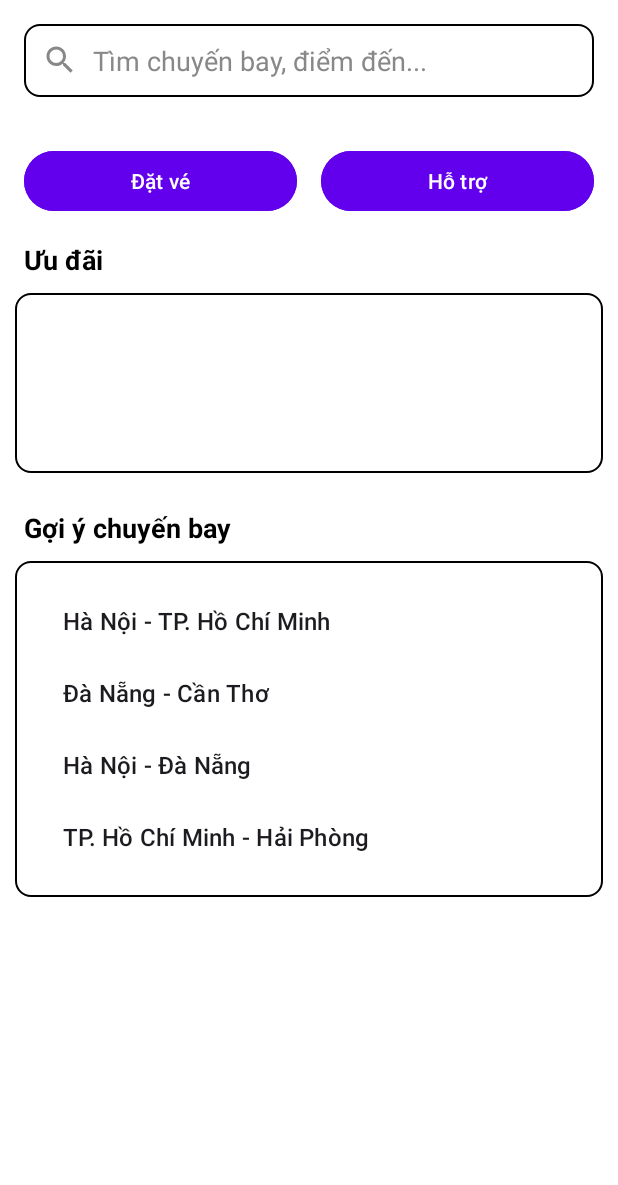
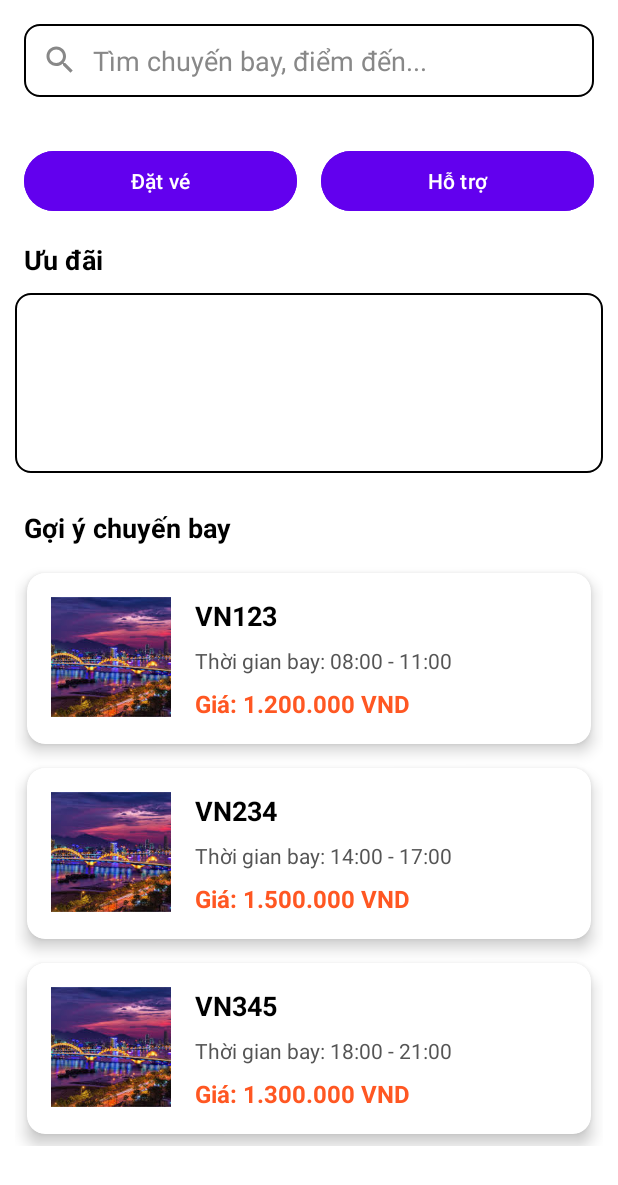
Before and after one commit to congnguyen2005/FlightBookingSystem, an Android app: the MainActivity screen opened directly, with no data from a screen before it, on a phone screen of 412 x 824 dp. Shown: the top 1185 px of the screen. Run offline under Robolectric (Android 15) with nearby library versions, the phone set to English and light mode, and no system bars.

Commit message:
Nguyen update

```diff
--- /dev/null
+++ b/app/src/main/java/com/example/flightbookingsystem/Adapter/GoiYMainAdapter.java
@@ -0,0 +1,61 @@
+package com.example.flightbookingsystem.Adapter;
+
+import android.view.LayoutInflater;
+import android.view.View;
+import android.view.ViewGroup;
+import android.widget.ImageView;
+import android.widget.TextView;
+
+import androidx.annotation.NonNull;
+import androidx.recyclerview.widget.RecyclerView;
+
+import com.example.flightbookingsystem.R;
+import com.example.flightbookingsystem.model.GoiYMain;
+
+import java.util.List;
+
+public class GoiYMainAdapter extends RecyclerView.Adapter<GoiYMainAdapter.GoiYMainViewHolder> {
+
+    private List<GoiYMain> goiYList;
+
+    public GoiYMainAdapter(List<GoiYMain> goiYList) {
+        this.goiYList = goiYList;
+    }
+
+    @NonNull
+    @Override
+    public GoiYMainViewHolder onCreateViewHolder(@NonNull ViewGroup parent, int viewType) {
+        View view = LayoutInflater.from(parent.getContext())
+                .inflate(R.layout.item_goiy_flight, parent, false);
+        return new GoiYMainViewHolder(view);
+    }
+
+    @Override
+    public void onBindViewHolder(@NonNull GoiYMainViewHolder holder, int position) {
+        GoiYMain goiY = goiYList.get(position);
+        holder.tvFlightName.setText(goiY.getFlightName());
+        holder.tvFlightDetails.setText("Thời gian bay: " + goiY.getFlightTime());
+        holder.tvFlightPrice.setText("Giá: " + goiY.getFlightPrice());
+
+        // Đặt hình ảnh tĩnh hoặc tùy chỉnh tải hình ảnh từ URL
+        holder.ivFlightImage.setImageResource(R.drawable.anh); // Đổi theo nhu cầu
+    }
+
+    @Override
+    public int getItemCount() {
+        return goiYList != null ? goiYList.size() : 0;
+    }
+
+    public static class GoiYMainViewHolder extends RecyclerView.ViewHolder {
+        TextView tvFlightName, tvFlightDetails, tvFlightPrice;
+        ImageView ivFlightImage;
+
+        public GoiYMainViewHolder(@NonNull View itemView) {
+            super(itemView);
+            tvFlightName = itemView.findViewById(R.id.tv_flight_name);
+            tvFlightDetails = itemView.findViewById(R.id.tv_flight_details);
+            tvFlightPrice = itemView.findViewById(R.id.tv_flight_price);
+            ivFlightImage = itemView.findViewById(R.id.iv_flight_image);
+        }
+    }
+}
--- a/app/src/main/java/com/example/flightbookingsystem/MainActivity.java
+++ b/app/src/main/java/com/example/flightbookingsystem/MainActivity.java
@@ -1,8 +1,12 @@
 package com.example.flightbookingsystem;
+
+import static androidx.core.content.ContextCompat.startActivity;
 
 import android.content.Intent;
 import android.os.Bundle;
+import android.text.TextUtils;
 import android.view.View;
+import android.view.inputmethod.EditorInfo;
 import android.widget.Button;
 import android.widget.EditText;
 import android.widget.ImageView;
@@ -13,7 +17,8 @@ import androidx.appcompat.app.AppCompatActivity;
 import androidx.recyclerview.widget.LinearLayoutManager;
 import androidx.recyclerview.widget.RecyclerView;
 
-import com.example.flightbookingsystem.Adapter.FlightAdapter;
+import com.example.flightbookingsystem.Adapter.GoiYMainAdapter;
+import com.example.flightbookingsystem.model.GoiYMain;
 
 import java.util.ArrayList;
 import java.util.List;
@@ -24,7 +29,9 @@ public class MainActivity extends AppCompatActivity {
     private Button btnBookFlight, btnCustomerSupport;
     private TextView tvDiscounts, tvSuggestions;
     private ImageView bannerDiscount;
-    private RecyclerView recyclerSuggestions;
+    private RecyclerView recyclerView;
+    private GoiYMainAdapter goiYMainAdapter;
+    private List<GoiYMain> goiYList;
 
     @Override
     protected void onCreate(Bundle savedInstanceState) {
@@ -38,40 +45,53 @@ public class MainActivity extends AppCompatActivity {
         tvDiscounts = findViewById(R.id.ud);
         tvSuggestions = findViewById(R.id.gycb);
         bannerDiscount = findViewById(R.id.banner_discount);
-        recyclerSuggestions = findViewById(R.id.recycler_suggestions);
 
-        // Cấu hình RecyclerView
-        setupRecyclerView();
+        // Khởi tạo RecyclerView
+        recyclerView = findViewById(R.id.flight_suggestions_recycler);
+        recyclerView.setLayoutManager(new LinearLayoutManager(this));
+
+        // Tạo danh sách gợi ý chuyến bay
+        goiYList = new ArrayList<>();
+        goiYList.add(new GoiYMain("VN123", "08:00 - 11:00", "1.200.000 VND"));
+        goiYList.add(new GoiYMain("VN234", "14:00 - 17:00", "1.500.000 VND"));
+        goiYList.add(new GoiYMain("VN345", "18:00 - 21:00", "1.300.000 VND"));
+
+        // Gắn Adapter vào RecyclerView
+        goiYMainAdapter = new GoiYMainAdapter(goiYList);
+        recyclerView.setAdapter(goiYMainAdapter);
 
         // Thêm sự kiện cho các nút
         btnBookFlight.setOnClickListener(view -> {
-            // Chuyển sang màn hình Đặt vé
+            // Chuyển sang màn hình đặt vé
             Intent intent = new Intent(MainActivity.this, Datve.class);
             startActivity(intent);
         });
 
-        btnBookFlight.setOnClickListener(view -> {
-            // Chuyển sang màn hình ho tro khach hang
+        btnCustomerSupport.setOnClickListener(view -> {
+            // Chuyển sang màn hình hỗ trợ khách hàng
             Intent intent = new Intent(MainActivity.this, SupportActivity.class);
             startActivity(intent);
         });
 
-        // Sự kiện tìm kiếm
-        searchBar.setOnClickListener(view ->
-                Toast.makeText(MainActivity.this, "Nhập từ khóa tìm kiếm!", Toast.LENGTH_SHORT).show());
-    }
+        // Thêm sự kiện khi nhấn vào searchBar
+        searchBar.setOnClickListener(view -> {
+            // Thông báo cho người dùng khi nhấn vào search bar
+            Toast.makeText(MainActivity.this, "Nhập từ khóa tìm kiếm!", Toast.LENGTH_SHORT).show();
+        });
 
-    private void setupRecyclerView() {
-        // Danh sách gợi ý giả lập
-        List<String> flightSuggestions = new ArrayList<>();
-        flightSuggestions.add("Hà Nội - TP. Hồ Chí Minh");
-        flightSuggestions.add("Đà Nẵng - Cần Thơ");
-        flightSuggestions.add("Hà Nội - Đà Nẵng");
-        flightSuggestions.add("TP. Hồ Chí Minh - Hải Phòng");
-
-        // Adapter và LayoutManager cho RecyclerView
-        recyclerSuggestions.setLayoutManager(new LinearLayoutManager(this));
-        FlightAdapter adapter = new FlightAdapter(flightSuggestions);
-        recyclerSuggestions.setAdapter(adapter);
+        // Thêm sự kiện khi nhấn "Enter" trong search bar
+        searchBar.setOnEditorActionListener((v, actionId, event) -> {
+            if (actionId == EditorInfo.IME_ACTION_SEARCH) {
+                String query = searchBar.getText().toString().trim();
+                if (TextUtils.isEmpty(query)) {
+                    Toast.makeText(MainActivity.this, "Vui lòng nhập từ khóa tìm kiếm!", Toast.LENGTH_SHORT).show();
+                } else {
+                    // Xử lý tìm kiếm ở đây (có thể lọc danh sách chuyến bay)
+                    Toast.makeText(MainActivity.this, "Đang tìm kiếm: " + query, Toast.LENGTH_SHORT).show();
+                }
+                return true;
+            }
+            return false;
+        });
     }
 }
--- a/app/src/main/java/com/example/flightbookingsystem/RegisterActivity.java
+++ b/app/src/main/java/com/example/flightbookingsystem/RegisterActivity.java
@@ -76,7 +76,6 @@ public class RegisterActivity extends AppCompatActivity {
                     int touchX = (int) event.getX();
                     int drawableWidth = edtPassword.getCompoundDrawables()[2].getBounds().width(); // Lấy độ rộng của drawableEnd
                     if (touchX >= edtPassword.getWidth() - drawableWidth) {
-                        // Nếu chạm vào icon mắt, thay đổi inputType để hiển thị/ẩn mật khẩu
                         if (edtPassword.getInputType() == InputType.TYPE_TEXT_VARIATION_PASSWORD) {
                             edtPassword.setInputType(InputType.TYPE_TEXT_VARIATION_VISIBLE_PASSWORD); // Hiển thị mật khẩu
                             edtPassword.setCompoundDrawablesWithIntrinsicBounds(passwordIconStart, null, eyeIcon, null); // Giữ icon start, thay đổi icon mắt
--- a/app/src/main/java/com/example/flightbookingsystem/SlashActivity.java
+++ b/app/src/main/java/com/example/flightbookingsystem/SlashActivity.java
@@ -35,7 +35,6 @@ public class SlashActivity extends AppCompatActivity {
         new Handler().postDelayed(new Runnable() {
             @Override
             public void run() {
-                // Sau 5 giây chuyển sang MainActivity
                 Intent intent = new Intent(SlashActivity.this, LoginActivity.class);
                 startActivity(intent);
                 finish();
--- a/app/src/main/java/com/example/flightbookingsystem/ViewFlightInformationActivity.java
+++ b/app/src/main/java/com/example/flightbookingsystem/ViewFlightInformationActivity.java
@@ -8,6 +8,8 @@ import android.widget.ImageView;
 import android.widget.TextView;
 
 import androidx.appcompat.app.AppCompatActivity;
+
+import com.example.flightbookingsystem.Fragnment.GoiYFragment;
 
 public class ViewFlightInformationActivity extends AppCompatActivity {
     private TextView tvLocation, tvAllFlights, tvFlightNumber, tvAirlineName, tvFlightDate, tvDepartureTime, tvArrivalTime,
@@ -44,7 +46,7 @@ public class ViewFlightInformationActivity extends AppCompatActivity {
         btnSelect.setOnClickListener(new View.OnClickListener() {
             @Override
             public void onClick(View v) {
-                Intent intent = new Intent(ViewFlightInformationActivity.this, FlightSuggestionsActivity.class);
+                Intent intent = new Intent(ViewFlightInformationActivity.this, GoiYFragment.class);
                 startActivity(intent);
                 finish();
             }
--- /dev/null
+++ b/app/src/main/java/com/example/flightbookingsystem/model/GoiYMain.java
@@ -0,0 +1,25 @@
+package com.example.flightbookingsystem.model;
+
+public class GoiYMain {
+    private String flightName;
+    private String flightTime;
+    private String flightPrice;
+
+    public GoiYMain(String flightName, String flightTime, String flightPrice) {
+        this.flightName = flightName;
+        this.flightTime = flightTime;
+        this.flightPrice = flightPrice;
+    }
+
+    public String getFlightName() {
+        return flightName;
+    }
+
+    public String getFlightTime() {
+        return flightTime;
+    }
+
+    public String getFlightPrice() {
+        return flightPrice;
+    }
+}
--- a/app/src/main/res/layout/activity_main.xml
+++ b/app/src/main/res/layout/activity_main.xml
@@ -1,4 +1,3 @@
-<?xml version="1.0" encoding="utf-8"?>
 <RelativeLayout xmlns:android="http://schemas.android.com/apk/res/android"
     xmlns:tools="http://schemas.android.com/tools"
     android:layout_width="match_parent"
@@ -21,8 +20,7 @@
         android:textColor="#000000"
         android:textColorHint="#888888"
         android:drawableTint="#888888" />
-
-    <!-- Nút chuyển hướng đến các trang chính -->
+        <!-- Nút chuyển hướng đến các trang chính -->
     <LinearLayout
         android:id="@+id/layout_buttons"
         android:layout_below="@id/search_bar"
@@ -33,15 +31,12 @@
         android:paddingHorizontal="16dp"
         android:gravity="center">
 
-        <!-- Nút Đặt vé máy bay -->
         <Button
             android:id="@+id/btn_book_flight"
             android:layout_width="0dp"
             android:layout_weight="1"
             android:layout_height="wrap_content"
             android:text="Đặt vé"
-            android:gravity="center"
-            android:drawablePadding="8dp"
             android:textColor="#FFFFFF"
             android:backgroundTint="#FF6200EE" />
 
@@ -51,8 +46,6 @@
             android:layout_weight="1"
             android:layout_height="wrap_content"
             android:text="Hỗ trợ"
-            android:gravity="center"
-            android:drawablePadding="8dp"
             android:textColor="#FFFFFF"
             android:backgroundTint="#FF6200EE"
             android:layout_marginStart="16dp" />
@@ -60,8 +53,8 @@
 
     <!-- Mục Ưu đãi -->
     <TextView
+        android:id="@+id/ud"
         android:layout_below="@id/layout_buttons"
-        android:id="@+id/ud"
         android:layout_marginTop="16dp"
         android:layout_marginStart="16dp"
         android:layout_width="wrap_content"
@@ -84,8 +77,8 @@
 
     <!-- Gợi ý chuyến bay -->
     <TextView
+        android:id="@+id/gycb"
         android:layout_below="@id/banner_discount"
-        android:id="@+id/gycb"
         android:layout_marginTop="24dp"
         android:layout_marginStart="16dp"
         android:layout_width="wrap_content"
@@ -95,16 +88,12 @@
         android:textColor="#000000"
         android:textStyle="bold" />
 
-    <!-- Danh sách gợi ý chuyến bay (dạng RecyclerView) -->
     <androidx.recyclerview.widget.RecyclerView
-        android:id="@+id/recycler_suggestions"
+        android:id="@+id/flight_suggestions_recycler"
         android:layout_below="@id/gycb"
         android:layout_marginTop="10dp"
         android:layout_width="match_parent"
         android:layout_height="wrap_content"
-        android:padding="16dp"
-        android:clipToPadding="false"
-        android:background="@drawable/khung"
         android:layout_margin="10dp" />
 
 </RelativeLayout>
--- a/app/src/main/res/layout/activity_slash.xml
+++ b/app/src/main/res/layout/activity_slash.xml
@@ -21,15 +21,17 @@
         android:shadowDx="2"
         android:shadowDy="2"
         android:shadowRadius="4"
-        android:text="WELCOME"
+        android:text="@string/welcome_text"
         android:textSize="32sp"
         android:textStyle="bold" />
 
+    <!-- GIF ImageView -->
     <ImageView
         android:id="@+id/gifImageView"
         android:layout_width="match_parent"
         android:layout_height="300dp"
         android:layout_marginTop="20dp"
         android:adjustViewBounds="true"
-        android:scaleType="centerCrop" />
+        android:scaleType="centerCrop"
+        android:contentDescription="@string/gif_content_description" />
 </LinearLayout>
--- /dev/null
+++ b/app/src/main/res/layout/item_goiy_flight.xml
@@ -0,0 +1,63 @@
+<?xml version="1.0" encoding="utf-8"?>
+<androidx.cardview.widget.CardView
+    xmlns:android="http://schemas.android.com/apk/res/android"
+    xmlns:app="http://schemas.android.com/apk/res-auto"
+    android:layout_width="match_parent"
+    android:layout_height="wrap_content"
+    android:layout_margin="8dp"
+    app:cardCornerRadius="12dp"
+    app:cardElevation="6dp">
+
+    <LinearLayout
+        android:layout_width="match_parent"
+        android:layout_height="wrap_content"
+        android:orientation="horizontal"
+        android:padding="16dp">
+
+        <!-- Hình ảnh chuyến bay -->
+        <ImageView
+            android:id="@+id/iv_flight_image"
+            android:layout_width="80dp"
+            android:layout_height="80dp"
+            android:src="@drawable/anh"
+            android:scaleType="centerCrop"
+            android:layout_marginEnd="16dp"
+            android:contentDescription="Ảnh minh họa chuyến bay" />
+
+        <!-- Thông tin chuyến bay -->
+        <LinearLayout
+            android:layout_width="0dp"
+            android:layout_height="wrap_content"
+            android:layout_weight="1"
+            android:orientation="vertical">
+
+            <TextView
+                android:id="@+id/tv_flight_name"
+                android:layout_width="wrap_content"
+                android:layout_height="wrap_content"
+                android:text="Tên chuyến bay"
+                android:textSize="18sp"
+                android:textColor="#000000"
+                android:textStyle="bold" />
+
+            <TextView
+                android:id="@+id/tv_flight_details"
+                android:layout_width="wrap_content"
+                android:layout_height="wrap_content"
+                android:text="Thời gian bay: 08:00 - 11:00"
+                android:textSize="14sp"
+                android:textColor="#555555"
+                android:layout_marginTop="8dp" />
+
+            <TextView
+                android:id="@+id/tv_flight_price"
+                android:layout_width="wrap_content"
+                android:layout_height="wrap_content"
+                android:text="Giá: 1.200.000 VND"
+                android:textSize="16sp"
+                android:textColor="#FF5722"
+                android:textStyle="bold"
+                android:layout_marginTop="8dp" />
+        </LinearLayout>
+    </LinearLayout>
+</androidx.cardview.widget.CardView>
--- a/app/src/main/res/values/strings.xml
+++ b/app/src/main/res/values/strings.xml
@@ -10,6 +10,8 @@
     <string name="hello_blank_fragment">Hello blank fragment</string>
     <string name="flight_image">flight_image.jpg</string>
     <string name="remember_me"><u>Remember me</u></string>
+    <string name="welcome_text">WELCOME</string>
+    <string name="gif_content_description">Welcome animation</string>
     <!-- Danh sách các loại câu hỏi hỗ trợ -->
     <string-array name="question_categories">
         <item>Khiếu nại</item>
--- a/build.gradle.kts
+++ b/build.gradle.kts
@@ -1,5 +1,5 @@
 plugins {
-    id("com.android.application") version "8.5.0" apply false
+    id("com.android.application") version "8.6.0" apply false
     kotlin("android") version "1.8.0" apply false
     id("com.google.gms.google-services") version "4.4.2" apply false
 }
--- a/gradle/libs.versions.toml
+++ b/gradle/libs.versions.toml
@@ -8,7 +8,8 @@ material = "1.12.0"
 activity = "1.9.3"
 constraintlayout = "2.1.4"
 cardview = "1.0.0"
-firebaseAuth = "23.1.0"  # Phiên bản CardView đã sửa
+firebaseAuth = "23.1.0"
+recyclerview = "1.3.2"  # Phiên bản CardView đã sửa
 
 [libraries]
 junit = { group = "junit", name = "junit", version.ref = "junit" }
@@ -20,6 +21,7 @@ material = { group = "com.google.android.material", name = "material", version.r
 activity = { group = "androidx.activity", name = "activity", version.ref = "activity" }
 constraintlayout = { group = "androidx.constraintlayout", name = "constraintlayout", version.ref = "constraintlayout" }
 firebase-auth = { group = "com.google.firebase", name = "firebase-auth", version.ref = "firebaseAuth" }
+recyclerview = { group = "androidx.recyclerview", name = "recyclerview", version.ref = "recyclerview" }
 
 [plugins]
 android-application = { id = "com.android.application", version = "8.0.0" }
```
Also changed, not shown: app/build.gradle.kts (+13 -8 lines), app/src/main/AndroidManifest.xml (+3 -7 lines), app/src/main/res/layout/activity_register.xml (+42 -44 lines), app/src/main/res/layout/item_goi_y.xml (+9 -0 lines), app/src/main/java/com/example/flightbookingsystem/Fragnment/ChooseFlightTicketFragment.java (line endings or trailing spaces).
